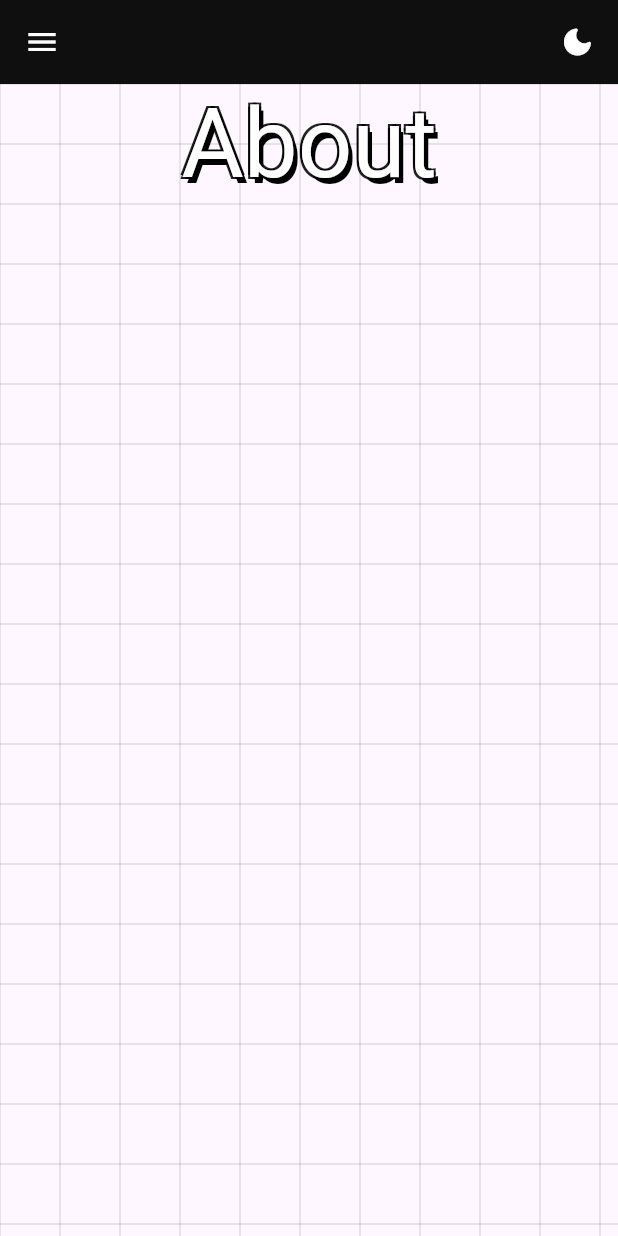
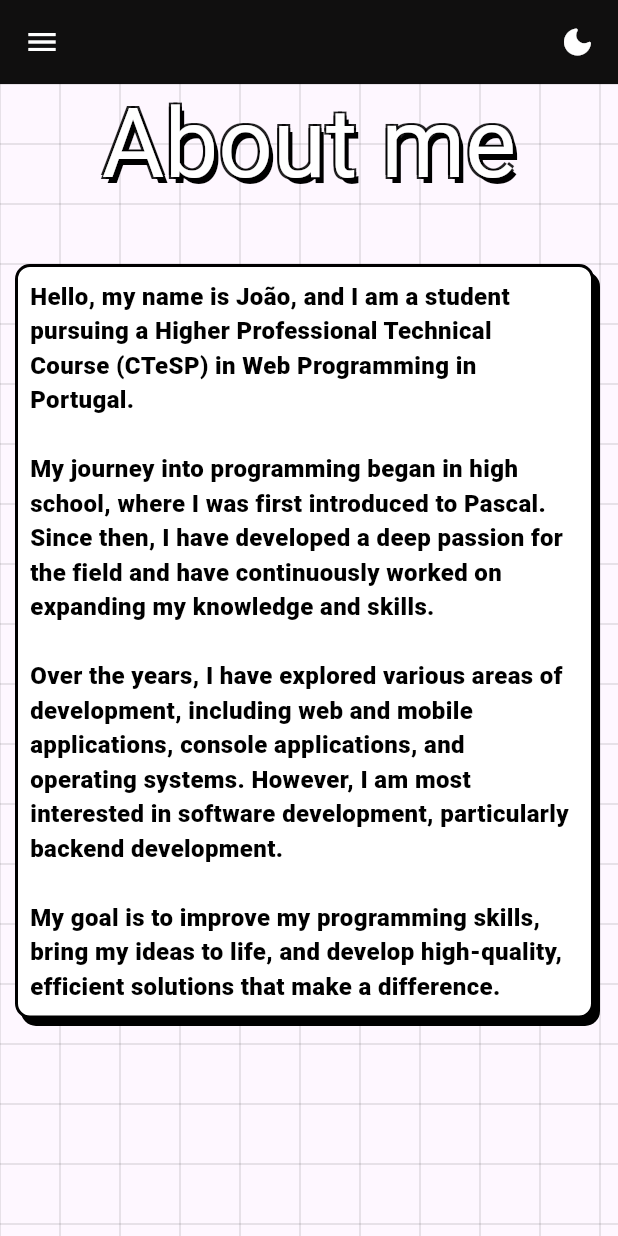
Before and after one commit to anotherlusitano/anotherlusitano.github.io, a Flutter app: the AboutPage screen opened by its route, on a phone screen of 412 x 824 dp. Run offline on Flutter 3.47's test engine with Material 3 defaults, Android fonts, the phone set to English and light mode, and no system bars; our stand-ins replace flutter_svg, go_router, google_fonts; Roboto replaces fonts that are missing (Londrina Solid).

Commit message:
Add About Me

```diff
--- a/lib/pages/about_page.dart
+++ b/lib/pages/about_page.dart
@@ -17,9 +17,58 @@ class AboutPage extends StatelessWidget {
               mainAxisAlignment: MainAxisAlignment.center,
               children: [
                 Text(
-                  "About",
+                  "About me",
                   style: Theme.of(context).textTheme.headlineLarge,
                 ),
+                SizedBox(height: 40),
+                Container(
+                  constraints: BoxConstraints(
+                    minWidth: 100,
+                    maxWidth: 600,
+                  ),
+                  padding: EdgeInsets.all(8.0),
+                  margin: EdgeInsets.only(left: 10.0, right: 16.0),
+                  decoration: BoxDecoration(
+                    borderRadius: BorderRadius.circular(10),
+                    border: Border.all(color: Colors.black, width: 2),
+                    boxShadow: [
+                      BoxShadow(offset: Offset(4, 5), color: Colors.black),
+                    ],
+                    color: Colors.white,
+                  ),
+                  child: SelectableText.rich(
+                    TextSpan(
+                      children: [
+                        TextSpan(
+                          text:
+                              "Hello, my name is João, and I am a student pursuing a Higher Professional Technical Course (CTeSP) in Web Programming in Portugal.\n\n",
+                        ),
+                        TextSpan(
+                          text:
+                              "My journey into programming began in high school, where I was first introduced to Pascal. ",
+                        ),
+                        TextSpan(
+                          text:
+                              "Since then, I have developed a deep passion for the field and have continuously worked on expanding my knowledge and skills.\n\n",
+                        ),
+                        TextSpan(
+                          text:
+                              "Over the years, I have explored various areas of development, including web and mobile applications, console applications, and operating systems. ",
+                        ),
+                        TextSpan(
+                          text:
+                              "However, I am most interested in software development, particularly backend development.\n\n",
+                        ),
+                        TextSpan(
+                          text:
+                              "My goal is to improve my programming skills, bring my ideas to life, and develop high-quality, efficient solutions that make a difference.",
+                        ),
+                      ],
+                    ),
+                    style: Theme.of(context).textTheme.bodyMedium,
+                  ),
+                ),
+                SizedBox(height: 40),
               ],
             ),
           ),
```
